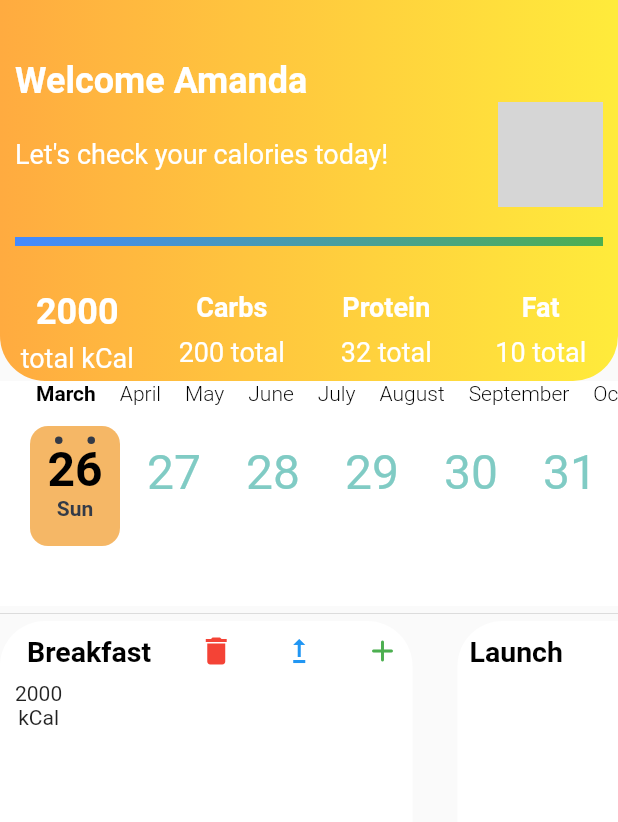
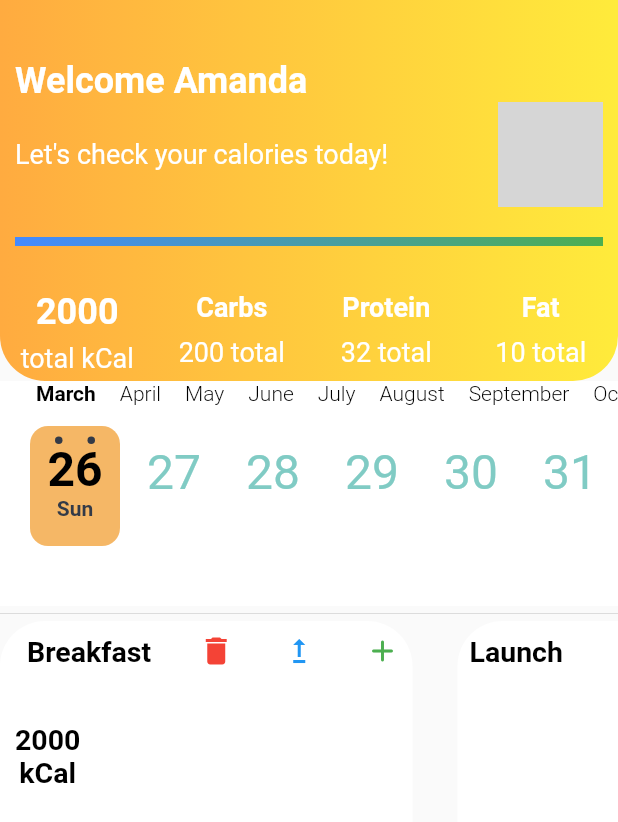
Before and after one commit to AhmetMERDEN/calorie_calculator, a Flutter app: the AddNutrition screen opened directly, on a phone screen of 412 x 824 dp. Shown: the top 822 px of the screen. Run offline on Flutter 3.47's test engine with Material 2 defaults, Android fonts, the phone set to English and light mode, and no system bars; drawn by our look-alikes of calendar_timeline, percent_indicator; our stand-ins replace animated_splash_screen, dio, flutter_datetime_picker, lottie, shared_preferences; accounts and stored records are empty; network calls fail; grey boxes are pictures that could not be loaded.

Commit message:
changed listview

```diff
--- a/lib/view/widgets/custom_Listview.dart
+++ b/lib/view/widgets/custom_Listview.dart
@@ -56,10 +56,18 @@ class Breakfast extends StatelessWidget {
             child: Row(
               children: [
                 SizedBox(
-                  child: Column(children: [
-                    Text("2000"),
-                    Text("kCal"),
-                  ]),
+                  child: Column(
+                      mainAxisAlignment: MainAxisAlignment.center,
+                      children: [
+                        Text(
+                          "2000",
+                          style: MealTextStyle.allMealTextStyle,
+                        ),
+                        Text(
+                          "kCal",
+                          style: MealTextStyle.allMealTextStyle,
+                        ),
+                      ]),
                 ),
               ],
             ),
```
